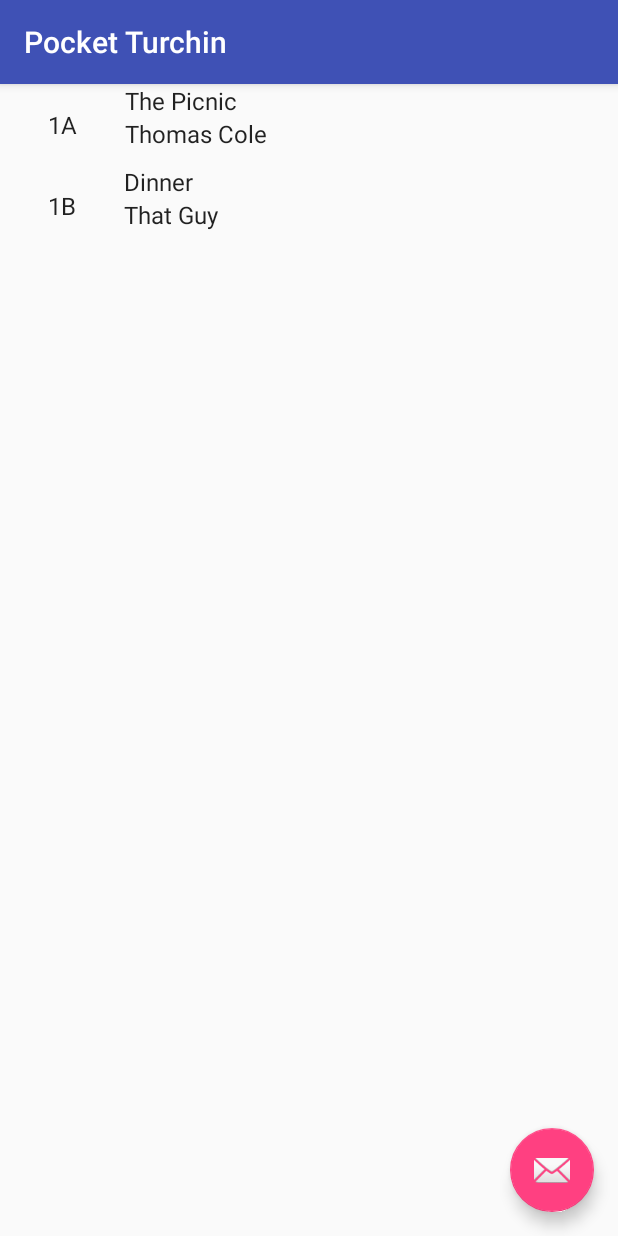
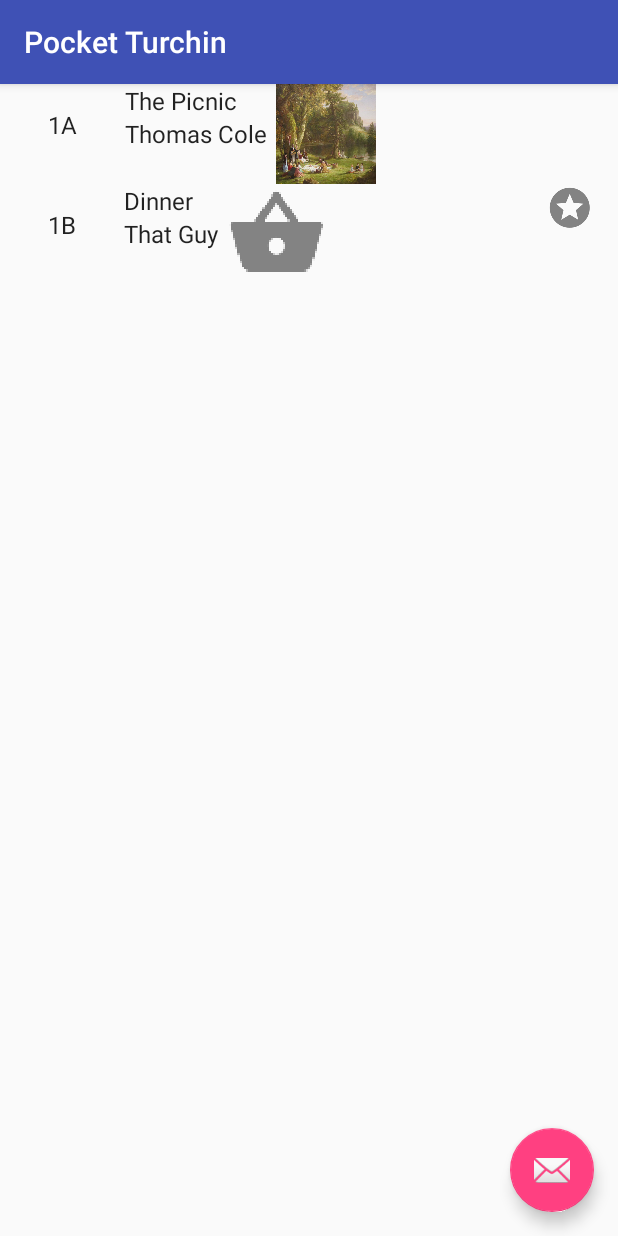
Before and after one commit to Nivekhu/PocketTurchin, an Android app: the screen it shows after launch (PieceListActivity), on a phone screen of 412 x 824 dp. Run offline under Robolectric (Android 15) with nearby library versions, the light colour scheme and no system bars.

Commit message:
Thumbnails can now be seen!

```diff
--- a/app/src/main/java/edu/appstate/huk/pocketturchin2/Art.java
+++ b/app/src/main/java/edu/appstate/huk/pocketturchin2/Art.java
@@ -27,7 +27,7 @@ public class Art {
         ArtItem test2 = new ArtItem("1B","Dinner","That Guy");
         test2.addDescription("A fantastic piece done by the very well known artist 'That Guy'");
         test2.addPicture(R.drawable.ic_picnic);
-        test2.addFavorite(false);
+        test2.addFavorite(true);
 
         addItem(test1);
         addItem(test2);
--- a/app/src/main/java/edu/appstate/huk/pocketturchin2/PieceListActivity.java
+++ b/app/src/main/java/edu/appstate/huk/pocketturchin2/PieceListActivity.java
@@ -2,6 +2,9 @@ package edu.appstate.huk.pocketturchin2;
 
 import android.content.Context;
 import android.content.Intent;
+import android.graphics.Bitmap;
+import android.graphics.drawable.BitmapDrawable;
+import android.graphics.drawable.Drawable;
 import android.os.Bundle;
 import android.support.annotation.NonNull;
 import android.support.v7.app.AppCompatActivity;
@@ -97,6 +100,12 @@ public class PieceListActivity extends AppCompatActivity {
             holder.mIdView.setText(mValues.get(position).id);
             holder.mTitleView.setText(mValues.get(position).title);
             holder.mArtistView.setText(mValues.get(position).artist);
+
+            Drawable a = getResources().getDrawable(mValues.get(position).picture);
+            BitmapDrawable b = (BitmapDrawable) a;
+            Bitmap c = Bitmap.createScaledBitmap(b.getBitmap(),100,100,false);
+            holder.mThumbnailView.setImageBitmap(c);
+
             holder.mFavoriteView.setImageResource(ic_favorite);
             holder.mFavoriteView.setVisibility(mValues.get(position).favorite ? View.VISIBLE : View.GONE);
 
@@ -135,6 +144,7 @@ public class PieceListActivity extends AppCompatActivity {
             public final TextView mTitleView;
             public final TextView mArtistView;
             public final ImageView mFavoriteView;
+            public final ImageView mThumbnailView;
             public Art.ArtItem mItem;
 
             public ViewHolder(View view) {
@@ -143,6 +153,7 @@ public class PieceListActivity extends AppCompatActivity {
                 mIdView = (TextView) view.findViewById(R.id.id);
                 mTitleView = (TextView) view.findViewById(R.id.title);
                 mArtistView = (TextView) view.findViewById(R.id.artist);
+                mThumbnailView = (ImageView) view.findViewById(R.id.thumbnail);
                 mFavoriteView = (ImageView) view.findViewById(R.id.piece_favorite);
             }
 
--- a/app/src/main/res/layout-w900dp/piece_list.xml
+++ b/app/src/main/res/layout-w900dp/piece_list.xml
@@ -21,7 +21,7 @@
         xmlns:tools="http://schemas.android.com/tools"
         android:id="@+id/piece_list"
         android:name="edu.appstate.huk.pocketturchin2.PieceListFragment"
-        android:layout_width="@dimen/item_width"
+        android:layout_width="300dp"
         android:layout_height="match_parent"
         android:layout_marginLeft="16dp"
         android:layout_marginRight="16dp"
--- a/app/src/main/res/layout/piece_detail.xml
+++ b/app/src/main/res/layout/piece_detail.xml
@@ -6,6 +6,10 @@
     android:layout_height="match_parent"
     tools:context="edu.appstate.huk.pocketturchin2.PieceDetailFragment">
 
+    <TextView
+        android:id="@+id/piece_artist"
+        android:layout_width="wrap_content"
+        android:layout_height="wrap_content" />
     <LinearLayout
         android:layout_width="wrap_content"
         android:layout_height="wrap_content"
--- a/app/src/main/res/layout/piece_list_content.xml
+++ b/app/src/main/res/layout/piece_list_content.xml
@@ -30,9 +30,20 @@
             android:layout_marginLeft="@dimen/text_margin"
             android:textAppearance="?attr/textAppearanceListItem"/>
     </LinearLayout>
+    <ImageView
+        android:id="@+id/thumbnail"
+        android:layout_marginLeft="6dp"
+        android:layout_width="wrap_content"
+        android:layout_height="wrap_content" />
+
+    <View
+        android:layout_width="0dp"
+        android:layout_height="0dp"
+        android:layout_weight="1" />
 
     <ImageView
         android:id="@+id/piece_favorite"
+        android:layout_gravity="right"
         android:layout_width="wrap_content"
         android:layout_height="wrap_content" />
 
```
Also changed, not shown: app/src/main/java/edu/appstate/huk/pocketturchin2/PieceDetailFragment.java (+8 -3 lines).
